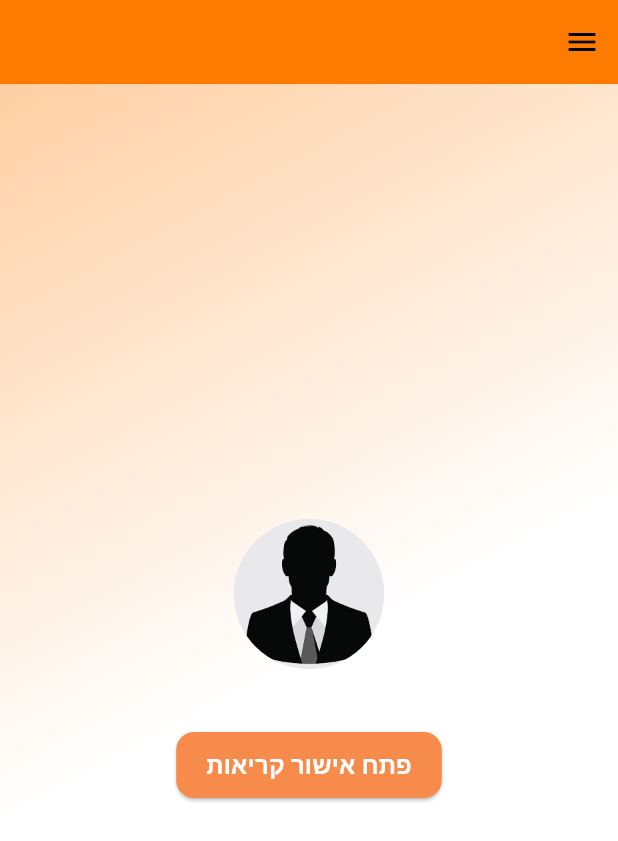
After one commit to Meir-Crombie/ResQDoc-Hackthon, a Flutter app: the ManegerDashBoard screen opened by its route, on a phone screen of 412 x 824 dp. The commit adds this screen. Shown: the top 841 px of the screen. Run offline on Flutter 3.47's test engine with Material 3 defaults, Android fonts, the phone set to English and light mode, and no system bars; our stand-ins replace google_fonts, google_maps_flutter, just_audio, logger; missing offline and left inert: record.

Commit message:
admin maneger develop

```diff
--- a/frontend/lib/main.dart
+++ b/frontend/lib/main.dart
@@ -1,6 +1,7 @@
 import 'package:flutter/material.dart';
 import 'package:frontend/pages/admin.dart';
 import 'package:frontend/pages/history_for_maneger.dart';
+import 'package:frontend/pages/maneger_dash_board.dart';
 import 'package:frontend/pages/settings_page.dart';
 import 'pages/home.dart';
 import 'pages/paramedic_doc.dart';
@@ -29,5 +30,6 @@ void main() => runApp(MaterialApp(
         '/history': (context) => MissionsPage(),
         '/admin': (context) => AdminsPage(),
         '/confirmation': (context) => PastDocForConfirmation(),
+        '/maneger': (context) => ManegerDashBoard(),
       },
     )); // Material app
--- a/frontend/lib/pages/home.dart
+++ b/frontend/lib/pages/home.dart
@@ -220,9 +220,9 @@ class _HomeState extends State<Home> {
                   },
                 ),
                 ListTile(
-                    leading: const Icon(Icons.confirmation_num), // Info icon
+                    leading: const Icon(Icons.manage_accounts), // Info icon
                     title: const Text(
-                      'אישור מנהל',
+                      'מנהל',
                       style: TextStyle(
                         fontFamily: 'AlmoniTzarAAA', // Updated font family
                       ),
@@ -230,7 +230,7 @@ class _HomeState extends State<Home> {
                     onTap: () {
                       Navigator.pop(context); // Close the drawer
                       Navigator.pushNamed(
-                          context, '/admin'); // Navigate to settings
+                          context, '/maneger'); // Navigate to settings
                     }),
                 ListTile(
                   leading: const Icon(Icons.settings), // Settings icon
--- /dev/null
+++ b/frontend/lib/pages/maneger_dash_board.dart
@@ -0,0 +1,217 @@
+import 'package:flutter/material.dart';
+import 'package:frontend/pages/admin.dart';
+import 'package:frontend/pages/history_for_maneger.dart';
+
+class ManegerDashBoard extends StatelessWidget {
+  const ManegerDashBoard({super.key});
+
+  @override
+  Widget build(BuildContext context) {
+    return Scaffold(
+      appBar: AppBar(
+        backgroundColor:
+            const Color.fromARGB(255, 255, 123, 0), // App bar background color
+        title: Row(
+          children: const [
+            SizedBox(width: 10), // Spacing between icon and title
+            Text(
+              '',
+              style: TextStyle(
+                  color: Color.fromARGB(255, 0, 0, 0),
+                  fontSize: 20,
+                  fontFamily: 'AlmoniTzarAAA'), // Title text style
+            ),
+          ],
+        ),
+        automaticallyImplyLeading: false, // Disable default back button
+        actions: [
+          Builder(
+            builder: (BuildContext context) {
+              return IconButton(
+                icon: const Icon(
+                  Icons.menu, // Menu icon
+                  color: Color.fromARGB(255, 0, 0, 0), // Icon color
+                ),
+                onPressed: () {
+                  Scaffold.of(context).openEndDrawer(); // Open end drawer
+                },
+              );
+            },
+          ),
+        ],
+      ),
+      endDrawer: Drawer(
+        child: Container(
+          decoration: BoxDecoration(
+            gradient: LinearGradient(
+              colors: [
+                const Color.fromARGB(
+                    255, 255, 163, 110), // Gradient start color
+                const Color.fromARGB(255, 255, 255, 255), // Gradient end color
+              ],
+              begin: Alignment.topLeft,
+              end: Alignment.bottomRight,
+            ),
+          ),
+          child: Directionality(
+            textDirection: TextDirection.rtl, // Force LTR alignment
+            child: ListView(
+              padding: EdgeInsets.zero,
+              children: <Widget>[
+                DrawerHeader(
+                  decoration: BoxDecoration(
+                    gradient: LinearGradient(
+                      colors: [
+                        const Color.fromARGB(
+                            255, 255, 255, 255), // Gradient color for header
+                        const Color.fromARGB(255, 247, 139, 76),
+                      ],
+                    ),
+                  ),
+                  child: Row(
+                    children: [
+                      Image.asset(
+                        'assets/logo_ichud_2.png', // Add your image asset path here
+                        fit: BoxFit.cover,
+                        height: 100,
+                        width: 167,
+                      ),
+                    ],
+                  ),
+                ),
+                ListTile(
+                  leading: const Icon(Icons.home), // Info icon
+                  title: const Text(
+                    'בית',
+                    style: TextStyle(
+                      fontFamily: 'AlmoniTzarAAA', // Updated font family
+                    ),
+                  ), // About text
+                  onTap: () {
+                    Navigator.pop(context); // Close the drawer
+                    Navigator.pushNamed(context, '/home'); // Navigate to home
+                  },
+                ),
+                ListTile(
+                  leading: const Icon(Icons.history), // Info icon
+                  title: const Text(
+                    'היסטוריה',
+                    style: TextStyle(
+                      fontFamily: 'AlmoniTzarAAA', // Updated font family
+                    ),
+                  ), // History text
+                  onTap: () {
+                    Navigator.pop(context); // Close the drawer
+                    Navigator.pushNamed(
+                        context, '/history'); // Navigate to history
+                  },
+                ),
+                ListTile(
+                    leading: const Icon(Icons.manage_accounts), // Info icon
+                    title: const Text(
+                      'מנהל',
+                      style: TextStyle(
+                        fontFamily: 'AlmoniTzarAAA', // Updated font family
+                      ),
+                    ), // History text
+                    onTap: () {
+                      Navigator.pop(context); // Close the drawer
+                      Navigator.pushNamed(
+                          context, '/maneger'); // Navigate to settings
+                    }),
+                ListTile(
+                  leading: const Icon(Icons.settings), // Settings icon
+                  title: const Text(
+                    'הגדרות',
+                    style: TextStyle(
+                      fontFamily: 'AlmoniTzarAAA', // Updated font family
+                    ),
+                  ), // Settings text
+                  onTap: () {
+                    Navigator.pop(context); // Close the drawer
+                    Navigator.pushNamed(
+                        context, '/settings'); // Navigate to settings
+                  },
+                ),
+                ListTile(
+                  leading: const Icon(Icons.info), // Info icon
+                  title: const Text(
+                    'About',
+                    style: TextStyle(
+                      fontFamily: 'AlmoniTzarAAA', // Updated font family
+                    ),
+                  ), // About text
+                  onTap: () {
+                    Navigator.pop(context); // Close the drawer
+                    Navigator.pushNamed(context, '/about'); // Navigate to about
+                  },
+                ),
+              ],
+            ),
+          ),
+        ),
+      ),
+      body: Container(
+        decoration: BoxDecoration(
+          gradient: LinearGradient(
+            colors: [
+              const Color.fromARGB(255, 255, 207, 163),
+              const Color.fromARGB(255, 255, 255, 255),
+              const Color.fromARGB(255, 255, 255, 255)
+            ],
+            begin: Alignment.topLeft,
+            end: Alignment.bottomRight,
+          ),
+        ),
+        child: Center(
+          child: Column(
+            mainAxisAlignment: MainAxisAlignment.center,
+            children: [
+              GestureDetector(
+                onTap: () {
+                  // הוספת פעולה כאשר נלחץ
+                  print("Circle Avatar Clicked");
+                },
+                child: const CircleAvatar(
+                  radius: 50,
+                  backgroundImage: AssetImage(
+                      'assets/images.png'), // עדכון שם התמונה בהתאם לצורך
+                ),
+              ),
+              const SizedBox(height: 40),
+              // כפתור אישור קריאות
+              ElevatedButton(
+                style: ElevatedButton.styleFrom(
+                  padding:
+                      const EdgeInsets.symmetric(horizontal: 20, vertical: 10),
+                  backgroundColor:
+                      const Color.fromARGB(255, 247, 139, 76), // צבע רקע
+                  shape: RoundedRectangleBorder(
+                    borderRadius: BorderRadius.circular(12), // פינות מעוגלות
+                  ),
+                ),
+                onPressed: () {
+                  Navigator.push(
+                    context,
+                    MaterialPageRoute(
+                      builder: (context) => AdminsPage(),
+                    ),
+                  );
+                },
+                child: const Text(
+                  'פתח אישור קריאות',
+                  style: TextStyle(
+                      fontSize: 16,
+                      fontWeight: FontWeight.bold,
+                      color: Color.fromARGB(255, 255, 255, 255)),
+                ),
+              ),
+
+              // תמונה מעגלית
+            ],
+          ),
+        ),
+      ),
+    );
+  }
+}
--- a/frontend/pubspec.yaml
+++ b/frontend/pubspec.yaml
@@ -41,6 +41,7 @@ flutter:
     - assets/logo_ichud_2.png
     - assets/daniel_pilant.jpg
     - assets/Developer_photos/
+    - assets/images.png
 
   fonts:
     - family: AlmoniTzarAAA
```
Also changed, not shown: frontend/assets/images.png (added).
